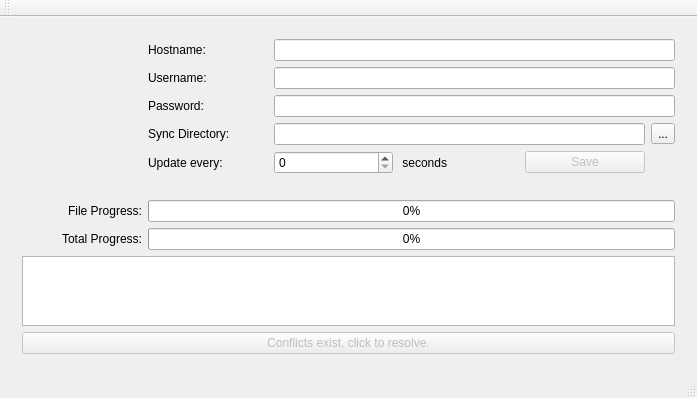
Qt form SyncWindow.ui (nextcloud/desktop) before a commit.
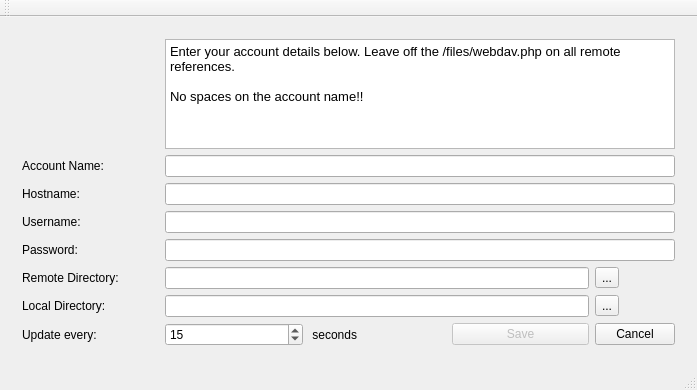
The same form after that commit. The open tabs and pages were chosen to show the change. Icons and pictures are not drawn.

Commit message:
A drastic change required to allow for multiple accounts, and choosing server folder to sync. It turned out to be harder than anticipated.
But now multiple accounts can be created (no way to remove them yet,
that wil come next).

On account configuration page, one can now select the remote file server
to sync. Leave blank to sync root folder.

Patch:
```diff
--- a/SyncWindow.ui
+++ b/SyncWindow.ui
@@ -22,7 +22,17 @@
       </property>
       <widget class="QWidget" name="page">
        <layout class="QGridLayout" name="gridLayout_2">
-        <item row="8" column="0">
+        <item row="7" column="0" colspan="3">
+         <widget class="QTextBrowser" name="textBrowser"/>
+        </item>
+        <item row="4" column="0" colspan="3">
+         <widget class="QLabel" name="status">
+          <property name="text">
+           <string/>
+          </property>
+         </widget>
+        </item>
+        <item row="5" column="0">
          <widget class="QLabel" name="label">
           <property name="text">
            <string>File Progress:</string>
@@ -32,47 +42,7 @@
           </property>
          </widget>
         </item>
-        <item row="10" column="0" colspan="6">
-         <widget class="QTextBrowser" name="textBrowser"/>
-        </item>
-        <item row="2" column="1">
-         <widget class="QLabel" name="label_5">
-          <property name="text">
-           <string>Password: </string>
-          </property>
-         </widget>
-        </item>
-        <item row="1" column="2" colspan="4">
-         <widget class="QLineEdit" name="lineUser">
-          <property name="echoMode">
-           <enum>QLineEdit::Normal</enum>
-          </property>
-         </widget>
-        </item>
-        <item row="3" column="2" colspan="3">
-         <widget class="QLineEdit" name="lineSyncDir"/>
-        </item>
-        <item row="8" column="1" colspan="5">
-         <widget class="QProgressBar" name="progressFile">
-          <property name="value">
-           <number>0</number>
-          </property>
-         </widget>
-        </item>
-        <item row="0" column="2" colspan="4">
-         <widget class="QLineEdit" name="lineHost"/>
-        </item>
-        <item row="0" column="0" rowspan="5">
-         <widget class="QLabel" name="labelImage">
-          <property name="text">
-           <string/>
-          </property>
-          <property name="pixmap">
-           <pixmap resource="owncloud_sync.qrc">:/images/owncloud.png</pixmap>
-          </property>
-         </widget>
-        </item>
-        <item row="9" column="1" colspan="5">
+        <item row="6" column="1" colspan="2">
          <widget class="QProgressBar" name="progressTotal">
           <property name="value">
            <number>0</number>
@@ -82,34 +52,7 @@
           </property>
          </widget>
         </item>
-        <item row="4" column="2">
-         <widget class="QSpinBox" name="time"/>
-        </item>
-        <item row="4" column="1">
-         <widget class="QLabel" name="label_7">
-          <property name="text">
-           <string>Update every: </string>
-          </property>
-         </widget>
-        </item>
-        <item row="2" column="2" colspan="4">
-         <widget class="QLineEdit" name="linePassword">
-          <property name="echoMode">
-           <enum>QLineEdit::PasswordEchoOnEdit</enum>
-          </property>
-         </widget>
-        </item>
-        <item row="4" column="4">
-         <widget class="QPushButton" name="buttonSave">
-          <property name="enabled">
-           <bool>false</bool>
-          </property>
-          <property name="text">
-           <string>Save</string>
-          </property>
-         </widget>
-        </item>
-        <item row="9" column="0">
+        <item row="6" column="0">
          <widget class="QLabel" name="label_3">
           <property name="text">
            <string>Total Progress:</string>
@@ -119,49 +62,43 @@
           </property>
          </widget>
         </item>
-        <item row="1" column="1">
-         <widget class="QLabel" name="label_2">
+        <item row="0" column="0" rowspan="2">
+         <widget class="QLabel" name="labelImage">
           <property name="text">
-           <string>Username: </string>
+           <string/>
           </property>
-         </widget>
-        </item>
-        <item row="3" column="5">
-         <widget class="QToolButton" name="buttonSyncDir">
-          <property name="text">
-           <string>...</string>
-          </property>
-         </widget>
-        </item>
-        <item row="3" column="1">
-         <widget class="QLabel" name="label_6">
-          <property name="text">
-           <string>Sync Directory: </string>
+          <property name="pixmap">
+           <pixmap resource="owncloud_sync.qrc">:/images/owncloud.png</pixmap>
           </property>
          </widget>
         </item>
         <item row="0" column="1">
-         <widget class="QLabel" name="label_4">
-          <property name="text">
-           <string>Hostname: </string>
-          </property>
+         <widget class="QTableWidget" name="tableAccounts">
+          <column>
+           <property name="text">
+            <string>Name</string>
+           </property>
+          </column>
+          <column>
+           <property name="text">
+            <string>Enabled</string>
+           </property>
+          </column>
+          <column>
+           <property name="text">
+            <string>Last Sync</string>
+           </property>
+          </column>
          </widget>
         </item>
-        <item row="4" column="3">
-         <widget class="QLabel" name="label_8">
-          <property name="text">
-           <string> seconds</string>
+        <item row="5" column="1" colspan="2">
+         <widget class="QProgressBar" name="progressFile">
+          <property name="value">
+           <number>0</number>
           </property>
          </widget>
         </item>
-        <item row="7" column="0" colspan="6">
-         <widget class="QLabel" name="status">
-          <property name="text">
-           <string/>
-          </property>
-         </widget>
-        </item>
-        <item row="11" column="0" colspan="6">
+        <item row="8" column="1">
          <widget class="QPushButton" name="conflict">
           <property name="enabled">
            <bool>false</bool>
@@ -218,6 +155,153 @@
         </item>
        </layout>
       </widget>
+      <widget class="QWidget" name="page_3">
+       <layout class="QGridLayout" name="gridLayout_4">
+        <item row="6" column="0">
+         <widget class="QLabel" name="label_6">
+          <property name="text">
+           <string>Local Directory: </string>
+          </property>
+         </widget>
+        </item>
+        <item row="5" column="1" colspan="3">
+         <widget class="QLineEdit" name="lineRemoteDir"/>
+        </item>
+        <item row="6" column="4">
+         <widget class="QToolButton" name="buttonSyncDir">
+          <property name="text">
+           <string>...</string>
+          </property>
+         </widget>
+        </item>
+        <item row="7" column="2">
+         <widget class="QLabel" name="label_8">
+          <property name="text">
+           <string> seconds</string>
+          </property>
+         </widget>
+        </item>
+        <item row="5" column="4">
+         <widget class="QToolButton" name="buttonRemoteDir">
+          <property name="text">
+           <string>...</string>
+          </property>
+         </widget>
+        </item>
+        <item row="3" column="0">
+         <widget class="QLabel" name="label_2">
+          <property name="text">
+           <string>Username: </string>
+          </property>
+         </widget>
+        </item>
+        <item row="5" column="0">
+         <widget class="QLabel" name="label_11">
+          <property name="text">
+           <string>Remote Directory: </string>
+          </property>
+         </widget>
+        </item>
+        <item row="7" column="0">
+         <widget class="QLabel" name="label_7">
+          <property name="text">
+           <string>Update every: </string>
+          </property>
+         </widget>
+        </item>
+        <item row="1" column="0">
+         <widget class="QLabel" name="label_10">
+          <property name="text">
+           <string>Account Name: </string>
+          </property>
+         </widget>
+        </item>
+        <item row="3" column="1" colspan="4">
+         <widget class="QLineEdit" name="lineUser">
+          <property name="echoMode">
+           <enum>QLineEdit::Normal</enum>
+          </property>
+         </widget>
+        </item>
+        <item row="7" column="3">
+         <widget class="QPushButton" name="buttonSave">
+          <property name="enabled">
+           <bool>false</bool>
+          </property>
+          <property name="text">
+           <string>Save</string>
+          </property>
+         </widget>
+        </item>
+        <item row="7" column="4">
+         <widget class="QPushButton" name="buttonCancel">
+          <property name="text">
+           <string>Cancel</string>
+          </property>
+         </widget>
+        </item>
+        <item row="1" column="1" colspan="4">
+         <widget class="QLineEdit" name="lineName"/>
+        </item>
+        <item row="2" column="1" colspan="4">
+         <widget class="QLineEdit" name="lineHost"/>
+        </item>
+        <item row="7" column="1">
+         <widget class="QSpinBox" name="time">
+          <property name="value">
+           <number>15</number>
+          </property>
+         </widget>
+        </item>
+        <item row="4" column="0">
+         <widget class="QLabel" name="label_5">
+          <property name="text">
+           <string>Password: </string>
+          </property>
+         </widget>
+        </item>
+        <item row="2" column="0">
+         <widget class="QLabel" name="label_4">
+          <property name="text">
+           <string>Hostname: </string>
+          </property>
+         </widget>
+        </item>
+        <item row="6" column="1" colspan="3">
+         <widget class="QLineEdit" name="lineLocalDir"/>
+        </item>
+        <item row="4" column="1" colspan="4">
+         <widget class="QLineEdit" name="linePassword">
+          <property name="echoMode">
+           <enum>QLineEdit::PasswordEchoOnEdit</enum>
+          </property>
+         </widget>
+        </item>
+        <item row="0" column="0">
+         <widget class="QLabel" name="labelImage_2">
+          <property name="text">
+           <string/>
+          </property>
+          <property name="pixmap">
+           <pixmap resource="owncloud_sync.qrc">:/images/owncloud.png</pixmap>
+          </property>
+         </widget>
+        </item>
+        <item row="0" column="1" colspan="4">
+         <widget class="QTextBrowser" name="textBrowser_2">
+          <property name="html">
+           <string>&lt;!DOCTYPE HTML PUBLIC &quot;-//W3C//DTD HTML 4.0//EN&quot; &quot;http://www.w3.org/TR/REC-html40/strict.dtd&quot;&gt;
+&lt;html&gt;&lt;head&gt;&lt;meta name=&quot;qrichtext&quot; content=&quot;1&quot; /&gt;&lt;style type=&quot;text/css&quot;&gt;
+p, li { white-space: pre-wrap; }
+&lt;/style&gt;&lt;/head&gt;&lt;body style=&quot; font-family:'Sans Serif'; font-size:10pt; font-weight:400; font-style:normal;&quot;&gt;
+&lt;p style=&quot; margin-top:0px; margin-bottom:0px; margin-left:0px; margin-right:0px; -qt-block-indent:0; text-indent:0px;&quot;&gt;Enter your account details below. Leave off the /files/webdav.php on all remote references.&lt;/p&gt;
+&lt;p style=&quot;-qt-paragraph-type:empty; margin-top:0px; margin-bottom:0px; margin-left:0px; margin-right:0px; -qt-block-indent:0; text-indent:0px;&quot;&gt;&lt;br /&gt;&lt;/p&gt;
+&lt;p style=&quot; margin-top:0px; margin-bottom:0px; margin-left:0px; margin-right:0px; -qt-block-indent:0; text-indent:0px;&quot;&gt;No spaces on the account name!!&lt;/p&gt;&lt;/body&gt;&lt;/html&gt;</string>
+          </property>
+         </widget>
+        </item>
+       </layout>
+      </widget>
      </widget>
     </item>
    </layout>
```
Left out of the diff: 32 changed lines with no effect on the pictures. The commit also changes 5 other files.
